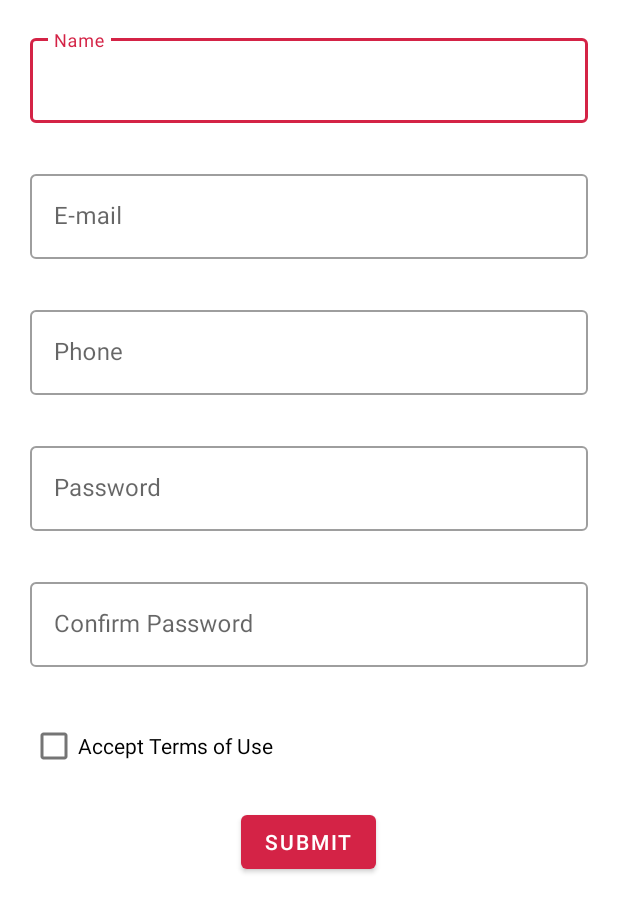
After one commit to aartikov/Sesame, an Android app: the layout fragment_form.xml on its own in the app's theme, with its tools: preview values and no code run, on a phone screen of 412 x 824 dp. The commit adds this screen. Shown: the top 912 px of the screen. Run offline under Robolectric (Android 15) with nearby library versions, the phone set to English and light mode, and no system bars.

Commit message:
Add InputControl and form sample

```diff
--- a/sample/build.gradle
+++ b/sample/build.gradle
@@ -40,6 +40,7 @@ dependencies {
     implementation project(":sesame-loading")
     implementation project(":sesame-navigation")
     implementation project(":sesame-property")
+    implementation project(":sesame-input")
 
     implementation androidx.coreKtx
     implementation androidx.appCompat
--- a/sample/src/main/kotlin/me/aartikov/sesamesample/MainActivity.kt
+++ b/sample/src/main/kotlin/me/aartikov/sesamesample/MainActivity.kt
@@ -10,6 +10,7 @@ import me.aartikov.sesamesample.base.BaseFragment
 import me.aartikov.sesamesample.clock.ClockFragment
 import me.aartikov.sesamesample.counter.CounterFragment
 import me.aartikov.sesamesample.dialogs.DialogsFragment
+import me.aartikov.sesamesample.form.FormFragment
 import me.aartikov.sesamesample.menu.MenuFragment
 import me.aartikov.sesamesample.movies.ui.MoviesFragment
 import me.aartikov.sesamesample.profile.ui.ProfileFragment
@@ -46,6 +47,7 @@ class MainActivity : AppCompatActivity(), NavigationMessageHandler {
             is OpenDialogsScreen -> navigator.goTo(DialogsFragment())
             is OpenMoviesScreen -> navigator.goTo(MoviesFragment())
             is OpenClockScreen -> navigator.goTo(ClockFragment())
+            is OpenFormScreen -> navigator.goTo(FormFragment())
         }
         return true
     }
--- a/sample/src/main/kotlin/me/aartikov/sesamesample/NavigationMessages.kt
+++ b/sample/src/main/kotlin/me/aartikov/sesamesample/NavigationMessages.kt
@@ -8,3 +8,4 @@ object OpenProfileScreen : NavigationMessage
 object OpenDialogsScreen : NavigationMessage
 object OpenMoviesScreen : NavigationMessage
 object OpenClockScreen : NavigationMessage
+object OpenFormScreen : NavigationMessage
--- a/sample/src/main/kotlin/me/aartikov/sesamesample/base/BaseFragment.kt
+++ b/sample/src/main/kotlin/me/aartikov/sesamesample/base/BaseFragment.kt
@@ -9,6 +9,7 @@ import androidx.fragment.app.createViewModelLazy
 import androidx.lifecycle.LifecycleOwner
 import me.aartikov.sesame.activable.bindToLifecycle
 import me.aartikov.sesame.dialog.DialogObserver
+import me.aartikov.sesame.input.InputObserver
 import me.aartikov.sesame.navigation.NavigationMessageDispatcher
 import me.aartikov.sesame.navigation.bind
 import me.aartikov.sesame.property.PropertyObserver
@@ -18,7 +19,7 @@ import kotlin.reflect.KClass
 abstract class BaseFragment<VM : BaseViewModel>(
     @LayoutRes contentLayoutId: Int,
     vmClass: KClass<VM>
-) : Fragment(contentLayoutId), PropertyObserver, DialogObserver {
+) : Fragment(contentLayoutId), PropertyObserver, DialogObserver, InputObserver {
 
     override val propertyObserverLifecycleOwner: LifecycleOwner get() = viewLifecycleOwner
     override val dialogObserverLifecycleOwner: LifecycleOwner get() = viewLifecycleOwner
--- a/sample/src/main/kotlin/me/aartikov/sesamesample/menu/MenuFragment.kt
+++ b/sample/src/main/kotlin/me/aartikov/sesamesample/menu/MenuFragment.kt
@@ -22,6 +22,7 @@ class MenuFragment : BaseFragment<MenuViewModel>(R.layout.fragment_menu, MenuVie
             dialogsButton.setOnClickListener { vm.onDialogsButtonClicked() }
             moviesButton.setOnClickListener { vm.onMoviesButtonClicked() }
             clockButton.setOnClickListener { vm.onClockButtonClicked() }
+            formButton.setOnClickListener { vm.onFormButtonClicked() }
         }
     }
 }
--- a/sample/src/main/kotlin/me/aartikov/sesamesample/menu/MenuViewModel.kt
+++ b/sample/src/main/kotlin/me/aartikov/sesamesample/menu/MenuViewModel.kt
@@ -27,4 +27,8 @@ class MenuViewModel @Inject constructor() : BaseViewModel() {
     fun onClockButtonClicked() {
         navigate(OpenClockScreen)
     }
+
+    fun onFormButtonClicked() {
+        navigate(OpenFormScreen)
+    }
 }
--- /dev/null
+++ b/sample/src/main/res/layout/fragment_form.xml
@@ -0,0 +1,104 @@
+<?xml version="1.0" encoding="utf-8"?>
+<ScrollView xmlns:android="http://schemas.android.com/apk/res/android"
+    xmlns:app="http://schemas.android.com/apk/res-auto"
+    android:layout_width="match_parent"
+    android:layout_height="match_parent">
+
+    <LinearLayout
+        android:layout_width="match_parent"
+        android:layout_height="wrap_content"
+        android:orientation="vertical"
+        android:padding="20dp">
+
+        <com.google.android.material.textfield.TextInputLayout
+            android:id="@+id/name_input_layout"
+            style="@style/Widget.MaterialComponents.TextInputLayout.OutlinedBox"
+            android:layout_width="match_parent"
+            android:layout_height="wrap_content"
+            android:hint="@string/name_hint"
+            app:errorEnabled="true">
+
+            <com.google.android.material.textfield.TextInputEditText
+                android:id="@+id/name_edit_text"
+                android:layout_width="match_parent"
+                android:layout_height="wrap_content" />
+        </com.google.android.material.textfield.TextInputLayout>
+
+        <com.google.android.material.textfield.TextInputLayout
+            android:id="@+id/email_input_layout"
+            style="@style/Widget.MaterialComponents.TextInputLayout.OutlinedBox"
+            android:layout_width="match_parent"
+            android:layout_height="wrap_content"
+            android:layout_marginTop="8dp"
+            android:hint="@string/email_hint"
+            app:errorEnabled="true">
+
+            <com.google.android.material.textfield.TextInputEditText
+                android:id="@+id/email_edit_text"
+                android:layout_width="match_parent"
+                android:layout_height="wrap_content" />
+        </com.google.android.material.textfield.TextInputLayout>
+
+        <com.google.android.material.textfield.TextInputLayout
+            android:id="@+id/phone_input_layout"
+            style="@style/Widget.MaterialComponents.TextInputLayout.OutlinedBox"
+            android:layout_width="match_parent"
+            android:layout_height="wrap_content"
+            android:layout_marginTop="8dp"
+            android:hint="@string/phone_hint"
+            app:errorEnabled="true">
+
+            <com.google.android.material.textfield.TextInputEditText
+                android:id="@+id/phone_edit_text"
+                android:layout_width="match_parent"
+                android:layout_height="wrap_content" />
+        </com.google.android.material.textfield.TextInputLayout>
+
+        <com.google.android.material.textfield.TextInputLayout
+            android:id="@+id/password_input_layout"
+            style="@style/Widget.MaterialComponents.TextInputLayout.OutlinedBox"
+            android:layout_width="match_parent"
+            android:layout_height="wrap_content"
+            android:layout_marginTop="8dp"
+            android:hint="@string/password_hint"
+            app:errorEnabled="true">
+
+            <com.google.android.material.textfield.TextInputEditText
+                android:id="@+id/password_edit_text"
+                android:layout_width="match_parent"
+                android:layout_height="wrap_content" />
+        </com.google.android.material.textfield.TextInputLayout>
+
+        <com.google.android.material.textfield.TextInputLayout
+            android:id="@+id/confirmPassword_input_layout"
+            style="@style/Widget.MaterialComponents.TextInputLayout.OutlinedBox"
+            android:layout_width="match_parent"
+            android:layout_height="wrap_content"
+            android:layout_marginTop="8dp"
+            android:hint="@string/confirm_password_hint"
+            app:errorEnabled="true">
+
+            <com.google.android.material.textfield.TextInputEditText
+                android:id="@+id/confirmPassword_edit_text"
+                android:layout_width="match_parent"
+                android:layout_height="wrap_content" />
+        </com.google.android.material.textfield.TextInputLayout>
+
+        <CheckBox
+            android:id="@+id/terms_checkbox"
+            android:layout_width="match_parent"
+            android:layout_height="wrap_content"
+            android:layout_marginTop="8dp"
+            android:text="@string/terms_hint" />
+
+        <Button
+            android:id="@+id/submit_button"
+            android:layout_width="wrap_content"
+            android:layout_height="wrap_content"
+            android:layout_gravity="center_horizontal"
+            android:layout_marginTop="16dp"
+            android:paddingHorizontal="16dp"
+            android:text="@string/submit_button" />
+    </LinearLayout>
+
+</ScrollView>
--- a/sample/src/main/res/values/strings.xml
+++ b/sample/src/main/res/values/strings.xml
@@ -7,6 +7,7 @@
     <string name="dialogs_button">Dialogs</string>
     <string name="movies_button">Movies</string>
     <string name="clock_button">Clock</string>
+    <string name="form_button">Form</string>
 
     <!-- Profile -->
     <string name="retry_button">Retry</string>
@@ -24,4 +25,13 @@
 
     <!-- Clock -->
     <string name="clock_description">Put the app to background and check logs. The clock doesn\'t tick when it is inactive.</string>
+
+    <!-- Form -->
+    <string name="name_hint">Name</string>
+    <string name="email_hint">E-mail</string>
+    <string name="phone_hint">Phone</string>
+    <string name="password_hint">Password</string>
+    <string name="confirm_password_hint">Confirm Password</string>
+    <string name="terms_hint">Accept Terms of Use</string>
+    <string name="submit_button">Submit</string>
 </resources>
--- /dev/null
+++ b/sesame-input/src/main/AndroidManifest.xml
@@ -0,0 +1 @@
+<manifest package="me.aartikov.sesame.input" />
--- a/settings.gradle
+++ b/settings.gradle
@@ -1,6 +1,7 @@
 rootProject.name = "Sesame"
 include ':sesame-activable'
 include ':sesame-dialog'
+include ':sesame-input'
 include ':sesame-loading'
 include ':sesame-loop'
 include ':sesame-navigation'
```
Also changed, not shown: sample/src/main/kotlin/me/aartikov/sesamesample/form/FormFragment.kt (added, +27 -0 lines), sample/src/main/kotlin/me/aartikov/sesamesample/form/FormViewModel.kt (added, +17 -0 lines), sample/src/main/res/layout/fragment_menu.xml (+7 -0 lines), sesame-input/build.gradle (added, +32 -0 lines), sesame-input/src/main/kotlin/me/aartikov/sesame/input/InputControl.kt (added, +26 -0 lines), sesame-input/src/main/kotlin/me/aartikov/sesame/input/InputObserver.kt (added, +76 -0 lines), 1 other file.
